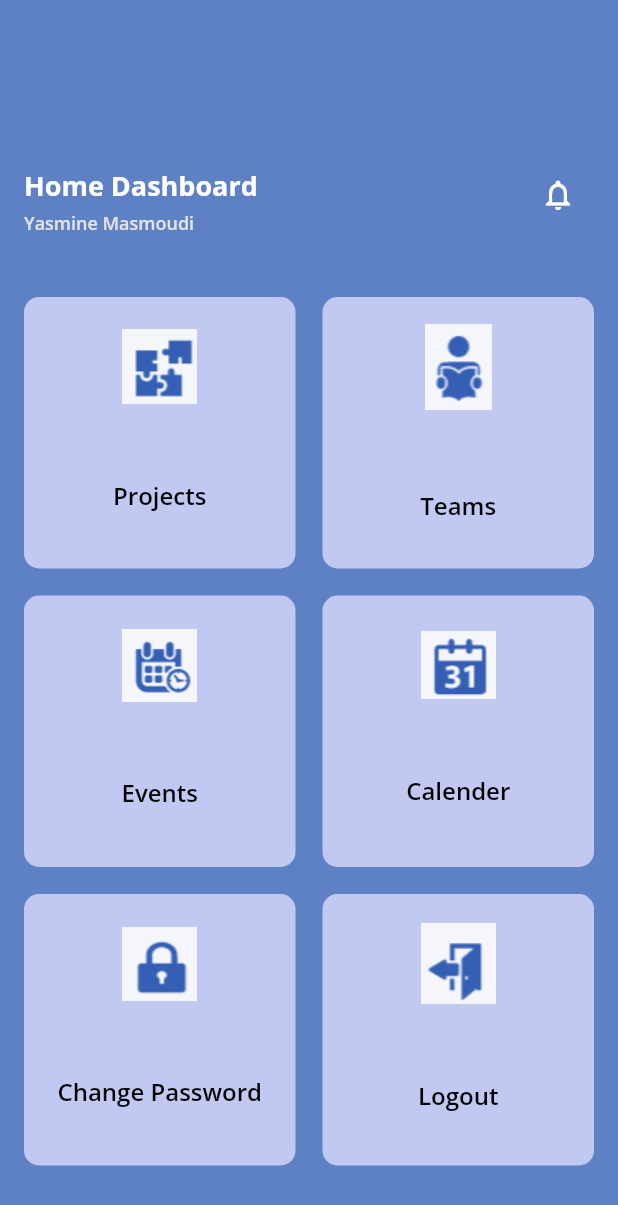
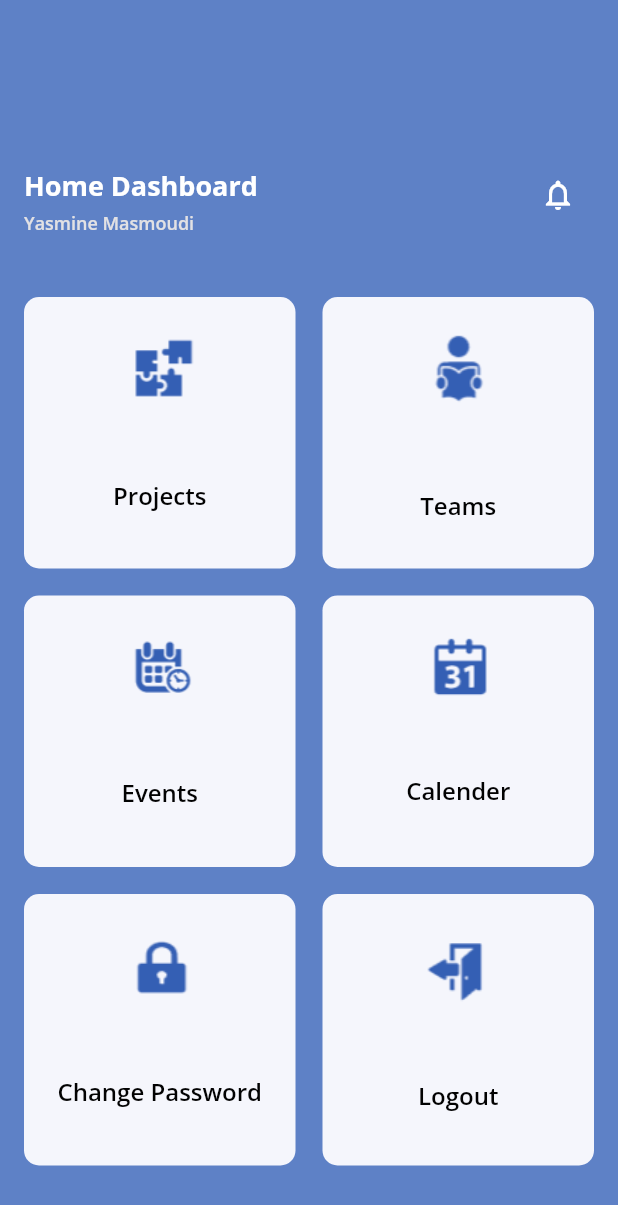
Before and after one commit to yasminemasmoudi/Collaboration_App, a Flutter app: the Home screen opened directly, on a phone screen of 412 x 824 dp. Shown: the top 1205 px of the screen. Run offline on Flutter 3.47's test engine with Material 2 defaults, Android fonts, the phone set to English and light mode, and no system bars; our stand-ins replace google_fonts, simple_animations.

Commit message:
color blue

```diff
--- a/lib/resources/color_manager.dart
+++ b/lib/resources/color_manager.dart
@@ -3,7 +3,7 @@ import 'package:flutter/material.dart';
 class ColorManager {
   static Color primary = const Color(0xff5E81C6);
   static Color button = const Color(0xff407AFF);
-  static Color lightblue = Color.fromARGB(255, 193, 200, 241);
+  static Color lightblue = Color(0xffF5F6FC);
   static Color blue = Color.fromARGB(255, 30, 71, 167);
   static Color grey = const Color(0xff737477);
   static Color black = const Color(0xff000000);
```
